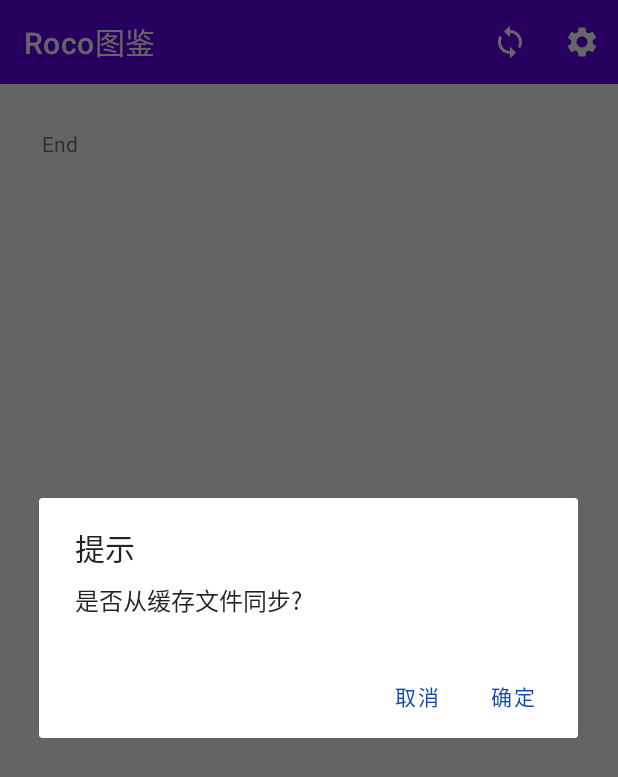
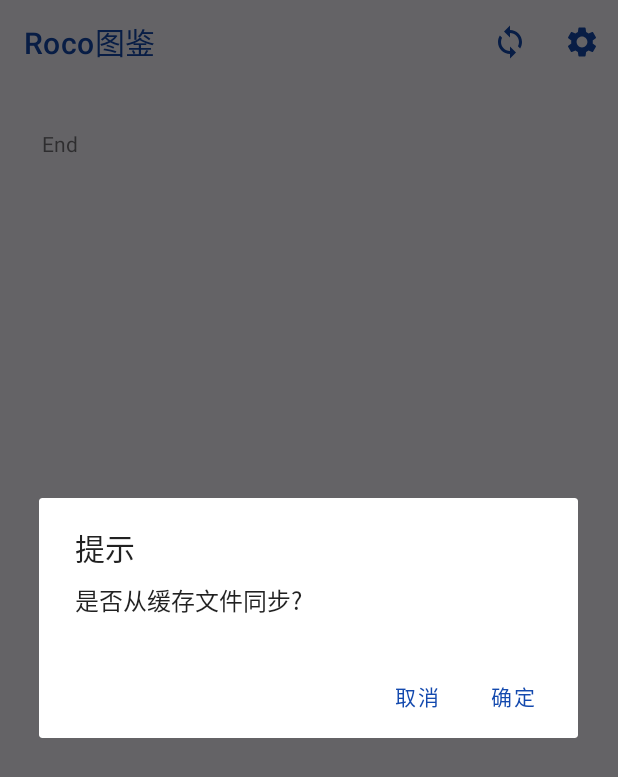
Before and after one commit to roco-kindom/roco-picture-book, an Android app: the screen it shows after launch (MainActivity), after a tap on an icon or button, on a phone screen of 412 x 824 dp. Shown: the top 777 px of the screen. Run offline under Robolectric (Android 15) with nearby library versions, the phone set to English and light mode, and no system bars; our stand-ins replace Room's generated code; pictures from the network do not load.

Commit message:
update: 颜色调整

```diff
--- a/app/src/main/java/com/lanier/roco/picturebook/feature/main/MainActivity.kt
+++ b/app/src/main/java/com/lanier/roco/picturebook/feature/main/MainActivity.kt
@@ -5,10 +5,13 @@ import android.content.Intent
 import android.os.Bundle
 import android.view.Menu
 import android.view.MenuItem
+import androidx.activity.enableEdgeToEdge
 import androidx.activity.viewModels
 import androidx.appcompat.app.AlertDialog
 import androidx.appcompat.app.AppCompatActivity
 import androidx.core.content.ContextCompat
+import androidx.core.view.ViewCompat
+import androidx.core.view.WindowInsetsCompat
 import androidx.preference.PreferenceManager
 import androidx.recyclerview.widget.RecyclerView
 import com.lanier.roco.picturebook.R
@@ -73,7 +76,13 @@ class MainActivity : AppCompatActivity() {
 
     override fun onCreate(savedInstanceState: Bundle?) {
         super.onCreate(savedInstanceState)
+        enableEdgeToEdge()
         setContentView(R.layout.activity_main)
+        ViewCompat.setOnApplyWindowInsetsListener(findViewById(R.id.main)) { v, insets ->
+            val systemBars = insets.getInsets(WindowInsetsCompat.Type.systemBars())
+            v.setPadding(systemBars.left, systemBars.top, systemBars.right, systemBars.bottom)
+            insets
+        }
 
         setSupportActionBar(findViewById(R.id.toolbar))
 
--- a/app/src/main/res/drawable/baseline_arrow_back_24.xml
+++ b/app/src/main/res/drawable/baseline_arrow_back_24.xml
@@ -1,4 +1,4 @@
-<vector xmlns:android="http://schemas.android.com/apk/res/android" android:autoMirrored="true" android:height="24dp" android:tint="@color/white" android:viewportHeight="24" android:viewportWidth="24" android:width="24dp">
+<vector xmlns:android="http://schemas.android.com/apk/res/android" android:autoMirrored="true" android:height="24dp" android:tint="@color/dimo_md_theme_primary" android:viewportHeight="24" android:viewportWidth="24" android:width="24dp">
 
     <path android:fillColor="@android:color/white" android:pathData="M20,11H7.83l5.59,-5.59L12,4l-8,8 8,8 1.41,-1.41L7.83,13H20v-2z"/>
 
--- a/app/src/main/res/drawable/baseline_settings_24.xml
+++ b/app/src/main/res/drawable/baseline_settings_24.xml
@@ -1,4 +1,4 @@
-<vector xmlns:android="http://schemas.android.com/apk/res/android" android:height="24dp" android:tint="@color/white" android:viewportHeight="24" android:viewportWidth="24" android:width="24dp">
+<vector xmlns:android="http://schemas.android.com/apk/res/android" android:height="24dp" android:tint="@color/dimo_md_theme_primary" android:viewportHeight="24" android:viewportWidth="24" android:width="24dp">
 
     <path android:fillColor="@android:color/white" android:pathData="M19.14,12.94c0.04,-0.3 0.06,-0.61 0.06,-0.94c0,-0.32 -0.02,-0.64 -0.07,-0.94l2.03,-1.58c0.18,-0.14 0.23,-0.41 0.12,-0.61l-1.92,-3.32c-0.12,-0.22 -0.37,-0.29 -0.59,-0.22l-2.39,0.96c-0.5,-0.38 -1.03,-0.7 -1.62,-0.94L14.4,2.81c-0.04,-0.24 -0.24,-0.41 -0.48,-0.41h-3.84c-0.24,0 -0.43,0.17 -0.47,0.41L9.25,5.35C8.66,5.59 8.12,5.92 7.63,6.29L5.24,5.33c-0.22,-0.08 -0.47,0 -0.59,0.22L2.74,8.87C2.62,9.08 2.66,9.34 2.86,9.48l2.03,1.58C4.84,11.36 4.8,11.69 4.8,12s0.02,0.64 0.07,0.94l-2.03,1.58c-0.18,0.14 -0.23,0.41 -0.12,0.61l1.92,3.32c0.12,0.22 0.37,0.29 0.59,0.22l2.39,-0.96c0.5,0.38 1.03,0.7 1.62,0.94l0.36,2.54c0.05,0.24 0.24,0.41 0.48,0.41h3.84c0.24,0 0.44,-0.17 0.47,-0.41l0.36,-2.54c0.59,-0.24 1.13,-0.56 1.62,-0.94l2.39,0.96c0.22,0.08 0.47,0 0.59,-0.22l1.92,-3.32c0.12,-0.22 0.07,-0.47 -0.12,-0.61L19.14,12.94zM12,15.6c-1.98,0 -3.6,-1.62 -3.6,-3.6s1.62,-3.6 3.6,-3.6s3.6,1.62 3.6,3.6S13.98,15.6 12,15.6z"/>
 
--- a/app/src/main/res/drawable/baseline_sync_24.xml
+++ b/app/src/main/res/drawable/baseline_sync_24.xml
@@ -1,4 +1,4 @@
-<vector xmlns:android="http://schemas.android.com/apk/res/android" android:height="24dp" android:tint="@color/white" android:viewportHeight="24" android:viewportWidth="24" android:width="24dp">
+<vector xmlns:android="http://schemas.android.com/apk/res/android" android:height="24dp" android:tint="@color/dimo_md_theme_primary" android:viewportHeight="24" android:viewportWidth="24" android:width="24dp">
 
     <path android:fillColor="@android:color/white" android:pathData="M12,4L12,1L8,5l4,4L12,6c3.31,0 6,2.69 6,6 0,1.01 -0.25,1.97 -0.7,2.8l1.46,1.46C19.54,15.03 20,13.57 20,12c0,-4.42 -3.58,-8 -8,-8zM12,18c-3.31,0 -6,-2.69 -6,-6 0,-1.01 0.25,-1.97 0.7,-2.8L5.24,7.74C4.46,8.97 4,10.43 4,12c0,4.42 3.58,8 8,8v3l4,-4 -4,-4v3z"/>
 
--- a/app/src/main/res/layout/activity_main.xml
+++ b/app/src/main/res/layout/activity_main.xml
@@ -8,12 +8,11 @@
     android:layout_height="match_parent"
     tools:context=".feature.main.MainActivity">
 
-    <androidx.appcompat.widget.Toolbar
+    <com.google.android.material.appbar.MaterialToolbar
         android:id="@+id/toolbar"
         app:title="@string/title_app_name"
         app:menu="@menu/main_item"
-        app:titleTextColor="@color/white"
-        android:background="@color/design_default_color_primary"
+        app:titleTextColor="@color/dimo_md_theme_primary"
         android:layout_width="match_parent"
         android:layout_height="wrap_content"/>
 
--- a/app/src/main/res/layout/activity_settings.xml
+++ b/app/src/main/res/layout/activity_settings.xml
@@ -12,8 +12,6 @@
         android:id="@+id/toolbar"
         app:title="@string/title_settings"
         app:navigationIcon="@drawable/baseline_arrow_back_24"
-        app:titleTextColor="@color/white"
-        android:background="@color/design_default_color_primary"
         android:layout_width="match_parent"
         android:layout_height="wrap_content"/>
 
--- a/app/src/main/res/values-night/themes.xml
+++ /dev/null
@@ -1,16 +0,0 @@
-<resources xmlns:tools="http://schemas.android.com/tools">
-    <!-- Base application theme. -->
-    <style name="Theme.RocoPictureBook" parent="Theme.MaterialComponents.DayNight.NoActionBar">
-        <!-- Primary brand color. -->
-        <item name="colorPrimary">@color/purple_200</item>
-        <item name="colorPrimaryVariant">@color/purple_700</item>
-        <item name="colorOnPrimary">@color/black</item>
-        <!-- Secondary brand color. -->
-        <item name="colorSecondary">@color/teal_200</item>
-        <item name="colorSecondaryVariant">@color/teal_200</item>
-        <item name="colorOnSecondary">@color/black</item>
-        <!-- Status bar color. -->
-        <item name="android:statusBarColor">?attr/colorPrimaryVariant</item>
-        <!-- Customize your theme here. -->
-    </style>
-</resources>
```
